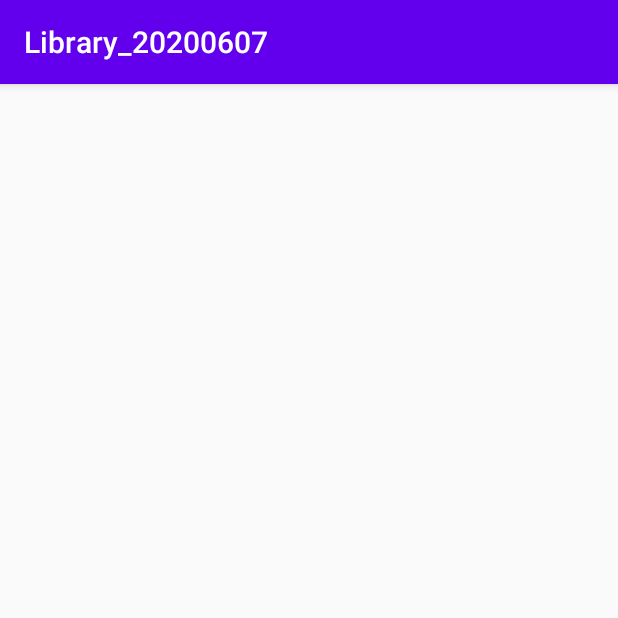
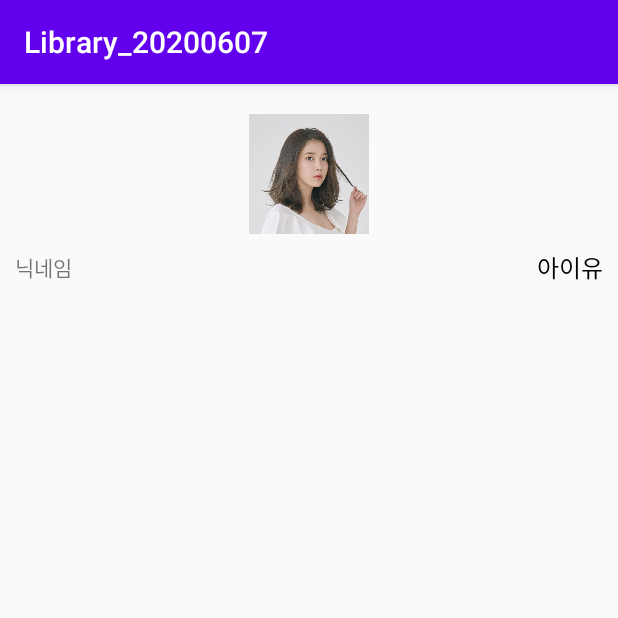
Before and after one commit to cho881020/Library_20200607, an Android app: the screen it shows after launch (MainActivity), on a phone screen of 412 x 824 dp, the top half of it. Run offline under Robolectric (Android 15) with nearby library versions, the phone set to English and light mode, and no system bars.

Commit message:
프로필 화면 초안 그리는 중  => 프사를 원형으로 변경 예정

```diff
--- a/app/src/main/res/layout/activity_main.xml
+++ b/app/src/main/res/layout/activity_main.xml
@@ -5,7 +5,48 @@
     android:layout_width="match_parent"
     android:layout_height="match_parent"
     android:orientation="vertical"
+    android:padding="10dp"
     tools:context=".MainActivity">
+
+    <LinearLayout
+        android:layout_width="match_parent"
+        android:layout_height="wrap_content"
+        android:orientation="vertical"
+        android:gravity="center"
+        android:padding="10dp">
+
+        <ImageView
+            android:layout_width="80dp"
+            android:layout_height="80dp"
+            android:src="@drawable/iu_pic"/>
+
+
+    </LinearLayout>
+
+    <LinearLayout
+        android:layout_width="match_parent"
+        android:layout_height="wrap_content"
+        android:orientation="horizontal"
+        android:gravity="center_vertical">
+
+        <TextView
+            android:layout_width="wrap_content"
+            android:layout_height="wrap_content"
+            android:text="닉네임" />
+
+        <TextView
+            android:layout_width="0dp"
+            android:layout_height="wrap_content"
+            android:layout_weight="1" />
+
+        <TextView
+            android:layout_width="wrap_content"
+            android:layout_height="wrap_content"
+            android:textSize="16sp"
+            android:textColor="@color/black"
+            android:text="아이유"/>
+
+    </LinearLayout>
 
 
 </LinearLayout>
--- a/app/src/main/res/values/colors.xml
+++ b/app/src/main/res/values/colors.xml
@@ -3,4 +3,7 @@
     <color name="colorPrimary">#6200EE</color>
     <color name="colorPrimaryDark">#3700B3</color>
     <color name="colorAccent">#03DAC5</color>
+
+    <color name="black">#000000</color>
+
 </resources>
```
Also changed, not shown: app/src/main/res/drawable/iu_pic.jpg (added).
